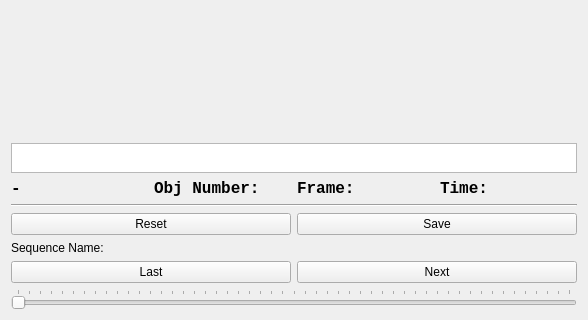
The window that scribble_collector_UI.ui (ShenhanQian/inital-scribble-collector) describes before a commit, drawn with Qt 5; both pictures show x 0 to 588 and y 339 to 659 of the 588 by 659 pixel window.
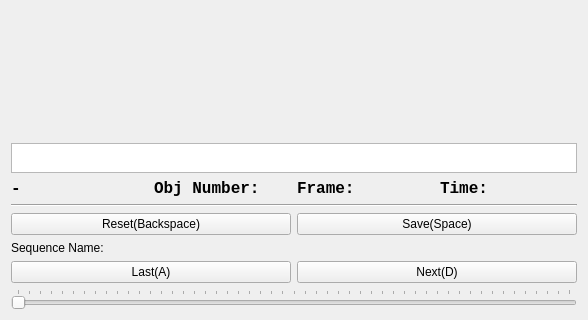
The same window after the commit.

The edit to the form file:
```diff
--- a/scribble_collector_UI.ui
+++ b/scribble_collector_UI.ui
@@ -163,7 +163,7 @@
                 </sizepolicy>
                </property>
                <property name="text">
-                <string>Reset</string>
+                <string>Reset(Backspace)</string>
                </property>
               </widget>
              </item>
@@ -176,7 +176,7 @@
                 </sizepolicy>
                </property>
                <property name="text">
-                <string>Save</string>
+                <string>Save(Space)</string>
                </property>
               </widget>
              </item>
@@ -194,14 +194,14 @@
              <item>
               <widget class="QPushButton" name="pushButton_seq_back">
                <property name="text">
-                <string>Last</string>
+                <string>Last(A)</string>
                </property>
               </widget>
              </item>
              <item>
               <widget class="QPushButton" name="pushButton_seq_next">
                <property name="text">
-                <string>Next</string>
+                <string>Next(D)</string>
                </property>
               </widget>
              </item>
```
